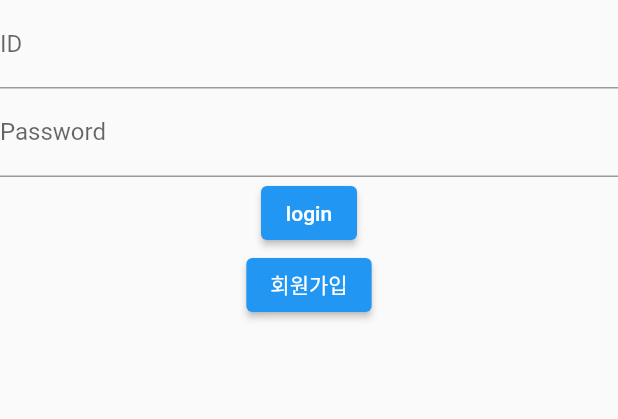
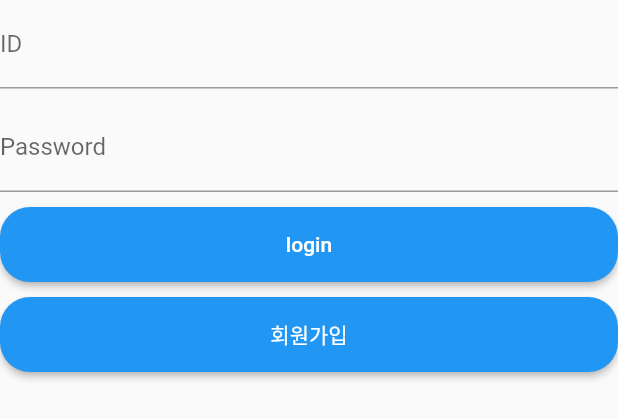
Before and after one commit to ouisaaa/review_project, a Flutter app: the TestScreen widget shown alone on an empty page, opened directly, on a phone screen of 412 x 824 dp. Shown: the top 419 px of the screen. Run offline on Flutter 3.47's test engine with Material 2 defaults, Android fonts, the phone set to English and light mode, and no system bars.

Commit message:
04.08 로그인 화면 가운데 정렬

```diff
--- a/lib/login.dart
+++ b/lib/login.dart
@@ -5,25 +5,17 @@ void main() {
 }
 class LoginPage extends StatelessWidget {
 
-  bool enabled = false;
-  String stateText = "disable";
-
-  void changeCheck() {
-    if (enabled) {
-      stateText = "disable";
-      enabled = false;
-    } else {
-      stateText = "enable";
-      enabled = true;
-    }
-  }
-
   @override
   Widget build(BuildContext context) {
     return MaterialApp(
         home: Scaffold(
-          appBar:AppBar( title: Text("Stateless Test"),),
-          body: TestScreen()
+          appBar:AppBar( title: Text("로그인"),),
+          body: Center(
+             child: Column(
+                 mainAxisAlignment: MainAxisAlignment.center,
+                 children:[ TestScreen(),]
+             ),
+          )
         )
     );
   }
@@ -41,7 +33,10 @@ class MyFormState extends State<TestScreen>{
 
     @override
     Widget build(BuildContext context){
-      return Column(
+      return SizedBox(
+        width: 500,
+        height: 500,
+        child: Column(
           children: [
             Form(
               key: _formKey,
@@ -61,8 +56,8 @@ class MyFormState extends State<TestScreen>{
                       id = value;
                     },
                   ),
+                  SizedBox(height: 10,),
                   TextFormField(
-
                     decoration: InputDecoration(
                         labelText: 'Password'
                     ),
@@ -79,12 +74,20 @@ class MyFormState extends State<TestScreen>{
                 ],
               ),
             ),
+            SizedBox(height: 10,),
             ElevatedButton(onPressed: (){
               if(_formKey.currentState?.validate() ?? false){
                 _formKey.currentState?.save();
                 print('ID: $id, Password: $password');
               }
-          }, child: Text('login')),
+            }, child: Text('login'),
+              style: ElevatedButton.styleFrom(
+                  shape: RoundedRectangleBorder(borderRadius: BorderRadius.circular(20)),
+                  minimumSize: Size(500,50)
+              ),
+
+            ),
+            SizedBox(height: 10,),
             ElevatedButton(onPressed: (){
               //테스트용 알림창 코드
               showDialog(context: context,barrierDismissible: false, builder: (BuildContext Context){
@@ -96,8 +99,14 @@ class MyFormState extends State<TestScreen>{
                   ],
                 );
               });//테스트용 알림창 코드
-          }, child: Text('회원가입')),
+            }, child: Text('회원가입'),
+              style: ElevatedButton.styleFrom(
+                shape: RoundedRectangleBorder(borderRadius: BorderRadius.circular(20)),
+                minimumSize: Size(500,50)
+            ),),
           ],
+        ),
       );
+
     }
 }
--- a/lib/signUp.dart
+++ b/lib/signUp.dart
@@ -32,7 +32,9 @@ class MyFormState extends State<TestScreen>{
 
   @override
   Widget build(BuildContext context){
-    return Column(
+    return  SizedBox(
+
+        child: Column(
         children: [
           Form(
             key: _formKey,
@@ -104,6 +106,7 @@ class MyFormState extends State<TestScreen>{
             }
           }, child: Text('join')),
         ],
+      ),
     );
   }
 }
```
Also changed, not shown: pubspec.lock. Lines whose indentation alone changed are shown as unchanged.
